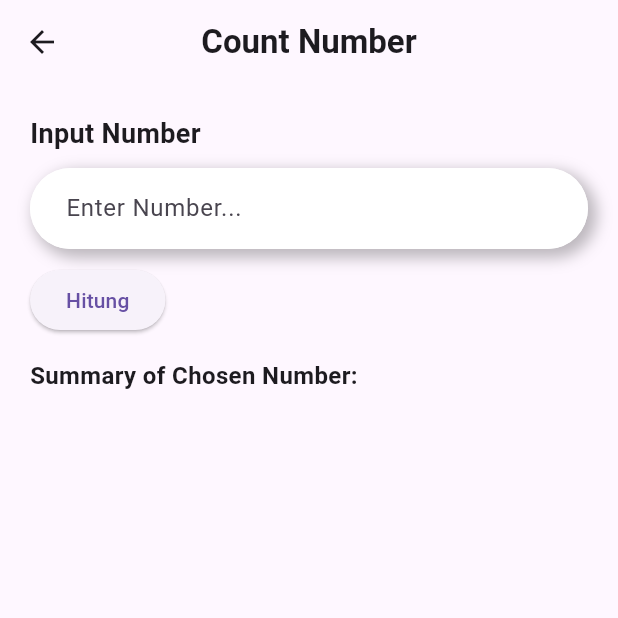
After one commit to Az140304/Mobile-Project, a Flutter app: the screen it shows after launch, after a tap on "Count Number", on a phone screen of 412 x 824 dp, the top half of it. The commit adds this screen. Run offline on Flutter 3.47's test engine with Material 3 defaults, Android fonts, the phone set to English and light mode, and no system bars.

Commit message:
add count number feature

```diff
--- /dev/null
+++ b/lib/pages/count_number.dart
@@ -0,0 +1,113 @@
+import 'package:flutter/material.dart';
+
+class CountNumber extends StatefulWidget {
+  const CountNumber({super.key});
+
+  @override
+  _CountNumberState createState() => _CountNumberState();
+}
+
+class _CountNumberState extends State<CountNumber> {
+  final TextEditingController _controller = TextEditingController();
+  String _summary = "";
+
+  void countNumber(int number) {
+    List<int> digits = number.toString().padLeft(5, '0').split('').map(int.parse).toList();
+
+    Map<int, int> countMap = {};
+    for (int eachNumber in digits) {
+      countMap[eachNumber] = (countMap[eachNumber] ?? 0) + 1;
+    }
+
+    String summary = "";
+    countMap.forEach((key, value) {
+      summary += 'Angka $key muncul sebanyak $value kali\n';
+    });
+    summary += "Jumlah Angka Keseluruhan : ${digits.length}\n";
+
+    setState(() {
+      _summary = summary;
+    });
+  }
+
+  @override
+  Widget build(BuildContext context) {
+    return Scaffold(
+      appBar: appBar(),
+      body: Padding(
+        padding: const EdgeInsets.all(20.0),
+        child: Column(
+          crossAxisAlignment: CrossAxisAlignment.start,
+          children: [
+            Text("Input Number", style: TextStyle(fontSize: 18, fontWeight: FontWeight.bold)),
+            SizedBox(height: 10),
+            RoundedTextField(controller: _controller),
+            SizedBox(height: 10),
+            ElevatedButton(
+              onPressed: () {
+                int? number = int.tryParse(_controller.text);
+                if (number != null) {
+                  countNumber(number);
+                } else {
+                  setState(() {
+                    _summary = "Masukkan angka yang valid!";
+                  });
+                }
+              },
+              child: Text("Hitung"),
+            ),
+            SizedBox(height: 15),
+            Text("Summary of Chosen Number:", style: TextStyle(fontSize: 16, fontWeight: FontWeight.bold)),
+            SizedBox(height: 10),
+            Text(_summary, style: TextStyle(fontSize: 14)),
+          ],
+        ),
+      ),
+    );
+  }
+
+  AppBar appBar() {
+    return AppBar(
+      title: Text('Count Number', style: TextStyle(fontWeight: FontWeight.bold)),
+      centerTitle: true,
+    );
+  }
+}
+
+class RoundedTextField extends StatelessWidget {
+  final TextEditingController controller;
+
+  RoundedTextField({required this.controller});
+
+  @override
+  Widget build(BuildContext context) {
+    return Container(
+      decoration: BoxDecoration(
+        color: Colors.white,
+        borderRadius: BorderRadius.circular(30),
+        boxShadow: [
+          BoxShadow(
+            color: Colors.black26,
+            blurRadius: 8,
+            spreadRadius: 2,
+            offset: Offset(4, 4),
+          ),
+        ],
+      ),
+      child: TextField(
+        controller: controller,
+        keyboardType: TextInputType.number,
+        decoration: InputDecoration(
+          hintText: "Enter Number...",
+          filled: true,
+          fillColor: Colors.white,
+          contentPadding: EdgeInsets.symmetric(horizontal: 20, vertical: 15),
+          border: OutlineInputBorder(
+            borderRadius: BorderRadius.circular(30),
+            borderSide: BorderSide.none,
+          ),
+        ),
+      ),
+    );
+  }
+}
--- a/lib/pages/home.dart
+++ b/lib/pages/home.dart
@@ -1,3 +1,4 @@
+import 'package:first_project/pages/count_number.dart';
 import 'package:flutter/material.dart';
 
 class HomePage extends StatelessWidget {
@@ -21,7 +22,7 @@ class HomePage extends StatelessWidget {
           ),
           Padding(
             padding: EdgeInsets.only(top: 10),
-            child: menu(),
+            child: menu(context),
           ),
           Container(
             margin: EdgeInsets.only(top: 50),
@@ -43,7 +44,7 @@ class HomePage extends StatelessWidget {
     );
   }
 
-  Row menu(){
+  Row menu(BuildContext context){
     return Row(
       mainAxisAlignment: MainAxisAlignment.center,
             children: [
@@ -114,6 +115,10 @@ class HomePage extends StatelessWidget {
 
               GestureDetector(
                 onTap: (){
+                  Navigator.push(
+                    context,
+                    MaterialPageRoute(builder: (context) => CountNumber()),
+                  );
                   print("Container dan teks diklik!");
                 },
                 child: Column(
@@ -139,7 +144,7 @@ class HomePage extends StatelessWidget {
                         child: Image.asset("assets/icons/oddeven.png", fit: BoxFit.scaleDown),
                       ),
                     ),
-                    Text('Ganjil Genap')
+                    Text('Count Number')
                   ],
                 ),
               ),
```
